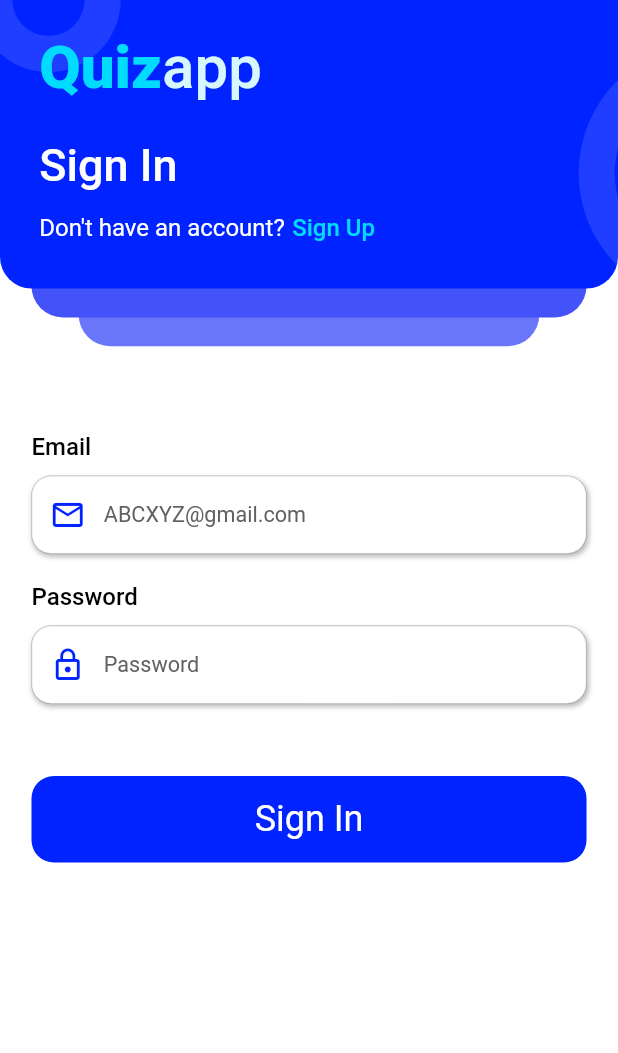
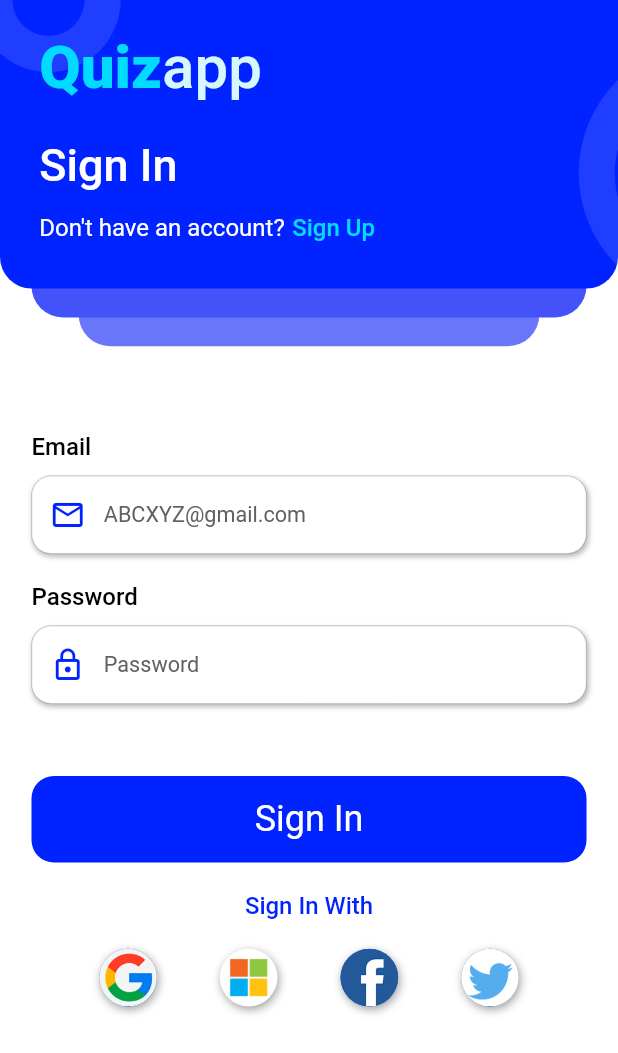
Before and after one commit to acharyaSabin11/quizApp, a Flutter app: the SignInPage screen opened directly, on a phone screen of 412 x 824 dp. Shown: the top 1053 px of the screen. Run offline on Flutter 3.47's test engine with Material 2 defaults, Android fonts, the phone set to English and light mode, and no system bars; our stand-ins replace animated_text_kit, cloud_firestore, dots_indicator, firebase_auth, firebase_core, get and 2 more; accounts and stored records are empty.

Commit message:
Completed the google authentication, email password sign in and signup and also added circular  progress indicator for loading times

```diff
--- a/lib/helpers/dependencies.dart
+++ b/lib/helpers/dependencies.dart
@@ -1,5 +1,6 @@
 import 'package:firebase_core/firebase_core.dart';
 import 'package:get/get.dart';
+import 'package:quizapp/controllers/auth_controller.dart';
 import 'package:quizapp/utilities/app_constants.dart';
 import 'package:shared_preferences/shared_preferences.dart';
 
@@ -12,4 +13,5 @@ Future<void> init() async {
   await Firebase.initializeApp();
 
   Get.lazyPut(() => sharedPreferences);
+  Get.lazyPut(() => AuthController());
 }
--- a/lib/routes/route_helper.dart
+++ b/lib/routes/route_helper.dart
@@ -1,10 +1,12 @@
 import 'package:get/get.dart';
 import 'package:quizapp/screens/auth/sign_up_page.dart';
 import 'package:quizapp/screens/boarding/on_boarding_screen.dart';
+import 'package:quizapp/screens/directors/auth_or_main_page_director.dart';
 import 'package:quizapp/utilities/app_constants.dart';
 import 'package:shared_preferences/shared_preferences.dart';
 
 import '../screens/auth/sign_in_page.dart';
+import '../screens/home/main_screen.dart';
 
 class RouteHelper {
   static final SharedPreferences sharedPreferences = Get.find();
@@ -12,10 +14,14 @@ class RouteHelper {
   static const String _signUpPage = '/signUpPage';
   static const String _signInPage = '/signInPage';
   static const String _initialPage = '/initialPage';
+  static const String _mainPage = '/mainPage';
+  static const String _authOrMainPageDirector = '/authOrMainPageDirector';
 
   static getOnBoardingPage() => _onBoardingPage;
   static getSignUpPage() => _signUpPage;
   static getSignInPage() => _signInPage;
+  static getMainPage() => _mainPage;
+  static getAuthOrMainPageDirector() => _authOrMainPageDirector;
   static getInitialPage() {
     bool firstInitialize = true;
     if (sharedPreferences.containsKey(AppConstants.firstLoad)) {
@@ -24,7 +30,7 @@ class RouteHelper {
     if (firstInitialize) {
       return _onBoardingPage;
     } else {
-      return _signUpPage;
+      return _authOrMainPageDirector;
     }
   }
 
@@ -43,5 +49,13 @@ class RouteHelper {
       page: () => const SignInPage(),
       transition: Transition.rightToLeft,
     ),
+    GetPage(
+      name: getAuthOrMainPageDirector(),
+      page: (() => AuthOrMainPageDirector()),
+    ),
+    GetPage(
+      name: getMainPage(),
+      page: () => const MainScreen(),
+    ),
   ];
 }
--- a/lib/screens/auth/sign_in_page.dart
+++ b/lib/screens/auth/sign_in_page.dart
@@ -1,13 +1,16 @@
 import 'package:flutter/material.dart';
 import 'package:get/get.dart';
+import 'package:quizapp/controllers/auth_controller.dart';
 import 'package:quizapp/routes/route_helper.dart';
 import 'package:quizapp/widgets/effects/button_press_effect_container.dart';
 import 'package:quizapp/widgets/exit_enabled_widget.dart';
 import '../../utilities/app_colors.dart';
+import '../../utilities/app_constants.dart';
 import '../../utilities/dimensions.dart';
 import '../../widgets/app_text_field.dart';
 import '../../widgets/big_text.dart';
 import '../../widgets/custom_text.dart';
+import '../../widgets/sign_in_options_widget.dart';
 
 class SignInPage extends StatefulWidget {
   const SignInPage({super.key});
@@ -17,11 +20,67 @@ class SignInPage extends StatefulWidget {
 }
 
 class _SignInPageState extends State<SignInPage> {
+  late AuthController _authController;
+  String? emailErrorText, passwordErrorText;
   TextEditingController emailController = TextEditingController();
   TextEditingController passwordController = TextEditingController();
+
+  @override
+  void initState() {
+    super.initState();
+    _authController = AuthController();
+  }
+
+  bool isFormValid() {
+    bool isEmailValid = false;
+    bool isPasswordValid = false;
+
+    if (emailController.text.contains("@") &&
+        emailController.text.contains(".")) {
+      setState(() {
+        emailErrorText = null;
+      });
+      isEmailValid = true;
+    } else {
+      setState(() {
+        emailErrorText = "Invalid Email Format";
+      });
+    }
+
+    if (passwordController.text.length < AppConstants.minimumPasswordLength) {
+      setState(() {
+        passwordErrorText =
+            "Password must be at least ${AppConstants.minimumPasswordLength} characters";
+      });
+    } else {
+      setState(() {
+        passwordErrorText = null;
+      });
+      isPasswordValid = true;
+    }
+
+    if (isEmailValid && isPasswordValid) {
+      return true;
+    } else {
+      return false;
+    }
+  }
+
+  //dispose all controllers
+  @override
+  void dispose() {
+    emailController.dispose();
+    passwordController.dispose();
+    super.dispose();
+  }
+
   @override
   Widget build(BuildContext context) {
     return ExitEnabledWidget(
+      child: GestureDetector(
+        onTap: () {
+          FocusScope.of(context).unfocus();
+        },
         child: Scaffold(
           backgroundColor: Colors.white,
           body: Stack(
@@ -49,6 +108,7 @@ class _SignInPageState extends State<SignInPage> {
                       ),
                       SizedBox(height: Dimensions.height10),
                       AppTextField(
+                        errorText: emailErrorText,
                         textEditingController: emailController,
                         prefixIcon: Icons.email_outlined,
                         hintText: "ABCXYZ@gmail.com",
@@ -64,25 +124,43 @@ class _SignInPageState extends State<SignInPage> {
                       ),
                       SizedBox(height: Dimensions.height10),
                       AppTextField(
+                        errorText: passwordErrorText,
                         textEditingController: passwordController,
                         prefixIcon: Icons.lock_outline,
                         hintText: "Password",
                       ),
                       SizedBox(height: Dimensions.height50),
                       ButtonPressEffectContainer(
+                        onTapFunction: () async {
+                          if (isFormValid()) {
+                            await _authController.signIn(
+                                emailController.text.trim(),
+                                passwordController.text.trim());
+                          }
+                        },
                         decoration: BoxDecoration(
                           color: AppColors.mainBlueColor,
                           borderRadius: BorderRadius.circular(15),
                         ),
                         height: Dimensions.height60,
                         width: double.maxFinite,
-                      onTapFunction: () {},
                         child: const Center(
                           child: CustomText(
                             text: "Sign In",
                           ),
                         ),
                       ),
+                      SizedBox(height: Dimensions.height20),
+                      const Center(
+                        child: CustomText(
+                          text: "Sign In With",
+                          textColor: AppColors.mainBlueColor,
+                          size: 16,
+                          fontWeight: FontWeight.w500,
+                        ),
+                      ),
+                      SizedBox(height: Dimensions.height20),
+                      SignInOptionsWidget(),
                     ],
                   ),
                 ),
@@ -212,7 +290,8 @@ class _SignInPageState extends State<SignInPage> {
                                     bottom: Dimensions.height20,
                                   ),
                                   child: Column(
-                                  crossAxisAlignment: CrossAxisAlignment.start,
+                                    crossAxisAlignment:
+                                        CrossAxisAlignment.start,
                                     children: [
                                       const BigText(
                                         text: "Sign In",
@@ -230,12 +309,13 @@ class _SignInPageState extends State<SignInPage> {
                                           const SizedBox(width: 5),
                                           GestureDetector(
                                             onTap: () {
-                                            Get.offNamed(
+                                              Get.toNamed(
                                                   RouteHelper.getSignUpPage());
                                             },
                                             child: const CustomText(
                                               text: "Sign Up",
-                                            textColor: AppColors.logoBlueColor,
+                                              textColor:
+                                                  AppColors.logoBlueColor,
                                               size: 16,
                                               fontWeight: FontWeight.w500,
                                             ),
@@ -258,6 +338,7 @@ class _SignInPageState extends State<SignInPage> {
             ],
           ),
         ),
+      ),
     );
   }
 }
--- a/lib/widgets/big_text.dart
+++ b/lib/widgets/big_text.dart
@@ -15,7 +15,9 @@ class BigText extends StatelessWidget {
   Widget build(BuildContext context) {
     return Text(
       text,
+      maxLines: 1,
       style: TextStyle(
+        overflow: TextOverflow.ellipsis,
         fontFamily: "Roboto",
         fontSize: size,
         fontWeight: FontWeight.w500,
--- a/lib/widgets/custom_dialog.dart
+++ b/lib/widgets/custom_dialog.dart
@@ -7,13 +7,13 @@ import 'package:quizapp/widgets/small_text.dart';
 class CustomDialog extends StatelessWidget {
   final String title, descriptionText;
   final List<Widget> actionWidgets;
-  final IconData? iconData;
+  final IconData iconData;
   final Color iconColor, titleColor, textColor;
   const CustomDialog({
     super.key,
     required this.title,
     required this.descriptionText,
-    this.iconData,
+    this.iconData = Icons.exit_to_app,
     this.actionWidgets = const [],
     this.iconColor = const Color(0xFF0023FF),
     this.titleColor = const Color(0xFF0023FF),
@@ -41,7 +41,7 @@ class CustomDialog extends StatelessWidget {
               iconData == null
                   ? Container()
                   : Icon(
-                      Icons.exit_to_app,
+                      iconData,
                       color: iconColor,
                     ),
               BigText(
--- /dev/null
+++ b/lib/widgets/sign_in_options_widget.dart
@@ -0,0 +1,102 @@
+import 'package:flutter/material.dart';
+import 'package:get/get.dart';
+import 'package:quizapp/controllers/auth_controller.dart';
+
+import '../utilities/dimensions.dart';
+import 'effects/button_press_effect_container.dart';
+
+class SignInOptionsWidget extends StatelessWidget {
+  SignInOptionsWidget({super.key});
+  AuthController authController = Get.find();
+
+  @override
+  Widget build(BuildContext context) {
+    return Row(
+      mainAxisAlignment: MainAxisAlignment.center,
+      children: [
+        ButtonPressEffectContainer(
+          onTapFunction: () async {
+            await authController.signInWithGoogle();
+          },
+          height: Dimensions.height40,
+          width: Dimensions.height40,
+          decoration: BoxDecoration(
+            borderRadius: BorderRadius.circular(Dimensions.height30),
+            boxShadow: iconBoxShadow(),
+          ),
+          child: CircleAvatar(
+            radius: Dimensions.height20,
+            backgroundImage: const AssetImage(
+              "assets/images/google.png",
+            ),
+          ),
+        ),
+        SizedBox(width: Dimensions.width40),
+        ButtonPressEffectContainer(
+          onTapFunction: () async {
+            // await authController.signInWithFacebook();
+          },
+          height: Dimensions.height40,
+          width: Dimensions.height40,
+          decoration: BoxDecoration(
+            boxShadow: iconBoxShadow(),
+            borderRadius: BorderRadius.circular(Dimensions.height30),
+          ),
+          child: CircleAvatar(
+            backgroundColor: Colors.white,
+            radius: Dimensions.height20,
+            backgroundImage: const AssetImage(
+              "assets/images/microsoft.png",
+            ),
+          ),
+        ),
+        SizedBox(width: Dimensions.width40),
+        ButtonPressEffectContainer(
+          onTapFunction: () async {
+            // await authController.signInWithFacebook();
+          },
+          height: Dimensions.height40,
+          width: Dimensions.height40,
+          decoration: BoxDecoration(
+            borderRadius: BorderRadius.circular(Dimensions.height30),
+            boxShadow: iconBoxShadow(),
+          ),
+          child: CircleAvatar(
+            radius: Dimensions.height20,
+            backgroundImage: const AssetImage(
+              "assets/images/facebook.png",
+            ),
+          ),
+        ),
+        SizedBox(width: Dimensions.width40),
+        ButtonPressEffectContainer(
+          onTapFunction: () async {
+            // await authController.signInWithFacebook();
+          },
+          height: Dimensions.height40,
+          width: Dimensions.height40,
+          decoration: BoxDecoration(
+            borderRadius: BorderRadius.circular(Dimensions.height30),
+            boxShadow: iconBoxShadow(),
+          ),
+          child: CircleAvatar(
+            radius: Dimensions.height20,
+            backgroundImage: const AssetImage(
+              "assets/images/twitter.png",
+            ),
+          ),
+        ),
+      ],
+    );
+  }
+
+  List<BoxShadow> iconBoxShadow() {
+    return [
+      BoxShadow(
+        color: Colors.grey,
+        blurRadius: Dimensions.height5,
+        offset: const Offset(1, 2),
+      ),
+    ]; // changes position of shadow
+  }
+}
--- a/pubspec.yaml
+++ b/pubspec.yaml
@@ -43,6 +43,7 @@ dependencies:
   firebase_core: ^2.7.0
   firebase_auth: ^4.2.9
   cloud_firestore: ^4.4.3
+  google_sign_in: ^6.0.1
 
 dev_dependencies:
   flutter_test:
```
Also changed, not shown: lib/controllers/auth_controller.dart (+164 -8 lines), lib/main.dart (+3 -5 lines), lib/models/user_model.dart (added, +12 -0 lines), lib/screens/auth/sign_up_page.dart (+31 -12 lines), lib/screens/directors/auth_or_main_page_director.dart (added, +17 -0 lines), lib/screens/home/main_screen.dart (renamed from lib/screens/home/home_screen.dart, +40 -11 lines), lib/widgets/empty_custom_dialog.dart (added, +43 -0 lines), assets/images/facebook.png (added), assets/images/google.png (added), assets/images/logo.png (deleted), assets/images/logo1.png (deleted), assets/images/microsoft.png (added), assets/images/twitter.png (added), pubspec.lock, 3 other files. Lines whose indentation alone changed are shown as unchanged.
